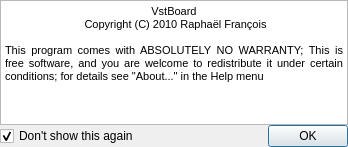
Old version of the form src/vstboard/views/splash.ui in the repository rbarreiros/vstboard.
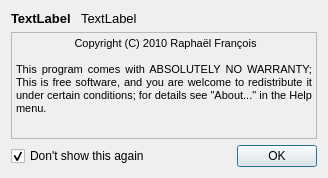
New version of the form.

```diff
--- a/src/vstboard/views/splash.ui
+++ b/src/vstboard/views/splash.ui
@@ -9,31 +9,196 @@
    <rect>
     <x>0</x>
     <y>0</y>
-    <width>348</width>
-    <height>147</height>
+    <width>328</width>
+    <height>178</height>
    </rect>
   </property>
   <property name="locale">
    <locale language="English" country="UnitedStates"/>
   </property>
   <layout class="QVBoxLayout" name="verticalLayout">
-   <property name="spacing">
-    <number>0</number>
-   </property>
-   <property name="margin">
-    <number>0</number>
-   </property>
+   <item>
+    <layout class="QHBoxLayout" name="horizontalLayout_2">
+     <property name="spacing">
+      <number>10</number>
+     </property>
+     <item>
+      <widget class="QLabel" name="labelApp">
+       <property name="sizePolicy">
+        <sizepolicy hsizetype="Preferred" vsizetype="Preferred">
+         <horstretch>0</horstretch>
+         <verstretch>0</verstretch>
+        </sizepolicy>
+       </property>
+       <property name="font">
+        <font>
+         <pointsize>10</pointsize>
+         <weight>75</weight>
+         <bold>true</bold>
+        </font>
+       </property>
+       <property name="text">
+        <string>TextLabel</string>
+       </property>
+      </widget>
+     </item>
+     <item>
+      <widget class="QLabel" name="labelVersion">
+       <property name="sizePolicy">
+        <sizepolicy hsizetype="Expanding" vsizetype="Preferred">
+         <horstretch>0</horstretch>
+         <verstretch>0</verstretch>
+        </sizepolicy>
+       </property>
+       <property name="font">
+        <font>
+         <pointsize>10</pointsize>
+        </font>
+       </property>
+       <property name="text">
+        <string>TextLabel</string>
+       </property>
+      </widget>
+     </item>
+    </layout>
+   </item>
    <item>
     <widget class="QTextBrowser" name="textBrowser">
+     <property name="enabled">
+      <bool>false</bool>
+     </property>
+     <property name="palette">
+      <palette>
+       <active>
+        <colorrole role="WindowText">
+         <brush brushstyle="SolidPattern">
+          <color alpha="255">
+           <red>0</red>
+           <green>0</green>
+           <blue>0</blue>
+          </color>
+         </brush>
+        </colorrole>
+        <colorrole role="Dark">
+         <brush brushstyle="SolidPattern">
+          <color alpha="255">
+           <red>0</red>
+           <green>0</green>
+           <blue>0</blue>
+          </color>
+         </brush>
+        </colorrole>
+        <colorrole role="Text">
+         <brush brushstyle="SolidPattern">
+          <color alpha="255">
+           <red>0</red>
+           <green>0</green>
+           <blue>0</blue>
+          </color>
+         </brush>
+        </colorrole>
+        <colorrole role="ButtonText">
+         <brush brushstyle="SolidPattern">
+          <color alpha="255">
+           <red>0</red>
+           <green>0</green>
+           <blue>0</blue>
+          </color>
+         </brush>
+        </colorrole>
+       </active>
+       <inactive>
+        <colorrole role="WindowText">
+         <brush brushstyle="SolidPattern">
+          <color alpha="255">
+           <red>0</red>
+           <green>0</green>
+           <blue>0</blue>
+          </color>
+         </brush>
+        </colorrole>
+        <colorrole role="Dark">
+         <brush brushstyle="SolidPattern">
+          <color alpha="255">
+           <red>0</red>
+           <green>0</green>
+           <blue>0</blue>
+          </color>
+         </brush>
+        </colorrole>
+        <colorrole role="Text">
+         <brush brushstyle="SolidPattern">
+          <color alpha="255">
+           <red>0</red>
+           <green>0</green>
+           <blue>0</blue>
+          </color>
+         </brush>
+        </colorrole>
+        <colorrole role="ButtonText">
+         <brush brushstyle="SolidPattern">
+          <color alpha="255">
+           <red>0</red>
+           <green>0</green>
+           <blue>0</blue>
+          </color>
+         </brush>
+        </colorrole>
+       </inactive>
+       <disabled>
+        <colorrole role="WindowText">
+         <brush brushstyle="SolidPattern">
+          <color alpha="255">
+           <red>0</red>
+           <green>0</green>
+           <blue>0</blue>
+          </color>
+         </brush>
+        </colorrole>
+        <colorrole role="Dark">
+         <brush brushstyle="SolidPattern">
+          <color alpha="255">
+           <red>0</red>
+           <green>0</green>
+           <blue>0</blue>
+          </color>
+         </brush>
+        </colorrole>
+        <colorrole role="Text">
+         <brush brushstyle="SolidPattern">
+          <color alpha="255">
+           <red>0</red>
+           <green>0</green>
+           <blue>0</blue>
+          </color>
+         </brush>
+        </colorrole>
+        <colorrole role="ButtonText">
+         <brush brushstyle="SolidPattern">
+          <color alpha="255">
+           <red>0</red>
+           <green>0</green>
+           <blue>0</blue>
+          </color>
+         </brush>
+        </colorrole>
+       </disabled>
+      </palette>
+     </property>
+     <property name="acceptDrops">
+      <bool>false</bool>
+     </property>
      <property name="html">
       <string>&lt;!DOCTYPE HTML PUBLIC &quot;-//W3C//DTD HTML 4.0//EN&quot; &quot;http://www.w3.org/TR/REC-html40/strict.dtd&quot;&gt;
 &lt;html&gt;&lt;head&gt;&lt;meta name=&quot;qrichtext&quot; content=&quot;1&quot; /&gt;&lt;style type=&quot;text/css&quot;&gt;
 p, li { white-space: pre-wrap; }
 &lt;/style&gt;&lt;/head&gt;&lt;body style=&quot; font-family:'MS Shell Dlg 2'; font-size:8.25pt; font-weight:400; font-style:normal;&quot;&gt;
-&lt;p align=&quot;center&quot; style=&quot; margin-top:0px; margin-bottom:0px; margin-left:0px; margin-right:0px; -qt-block-indent:0; text-indent:0px;&quot;&gt;&lt;span style=&quot; font-size:8pt;&quot;&gt;VstBoard&lt;/span&gt;&lt;/p&gt;
 &lt;p align=&quot;center&quot; style=&quot; margin-top:0px; margin-bottom:0px; margin-left:0px; margin-right:0px; -qt-block-indent:0; text-indent:0px;&quot;&gt;&lt;span style=&quot; font-size:8pt;&quot;&gt; Copyright (C) 2010 Raphaël François&lt;/span&gt;&lt;/p&gt;
 &lt;p align=&quot;center&quot; style=&quot;-qt-paragraph-type:empty; margin-top:0px; margin-bottom:0px; margin-left:0px; margin-right:0px; -qt-block-indent:0; text-indent:0px; font-size:8pt;&quot;&gt;&lt;/p&gt;
-&lt;p align=&quot;justify&quot; style=&quot; margin-top:0px; margin-bottom:0px; margin-left:0px; margin-right:0px; -qt-block-indent:0; text-indent:0px;&quot;&gt;&lt;span style=&quot; font-size:8pt;&quot;&gt;This program comes with ABSOLUTELY NO WARRANTY; This is free software, and you are welcome to redistribute it under certain conditions; for details see &amp;quot;About...&amp;quot; in the Help menu&lt;/span&gt;&lt;/p&gt;&lt;/body&gt;&lt;/html&gt;</string>
+&lt;p align=&quot;justify&quot; style=&quot; margin-top:0px; margin-bottom:0px; margin-left:0px; margin-right:0px; -qt-block-indent:0; text-indent:0px;&quot;&gt;&lt;span style=&quot; font-size:8pt;&quot;&gt;This program comes with ABSOLUTELY NO WARRANTY; This is free software, and you are welcome to redistribute it under certain conditions; for details see &amp;quot;About...&amp;quot; in the Help menu.&lt;/span&gt;&lt;/p&gt;&lt;/body&gt;&lt;/html&gt;</string>
+     </property>
+     <property name="textInteractionFlags">
+      <set>Qt::NoTextInteraction</set>
      </property>
     </widget>
    </item>
```
